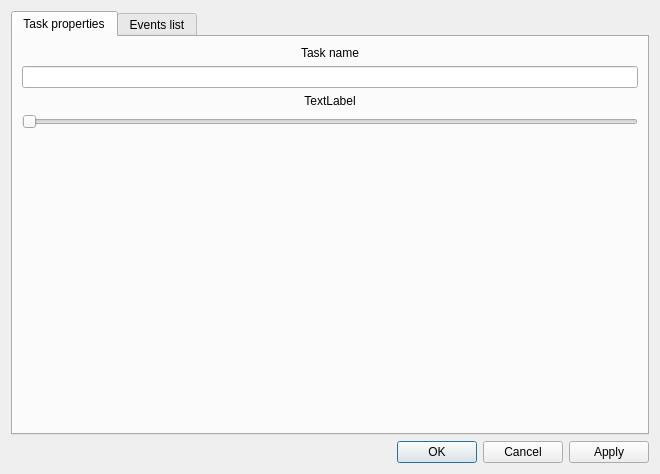
This is src/taskpropertiesdialog.ui in pyridiss/kourglass as Qt 5 draws it before an edit. The edited form follows.
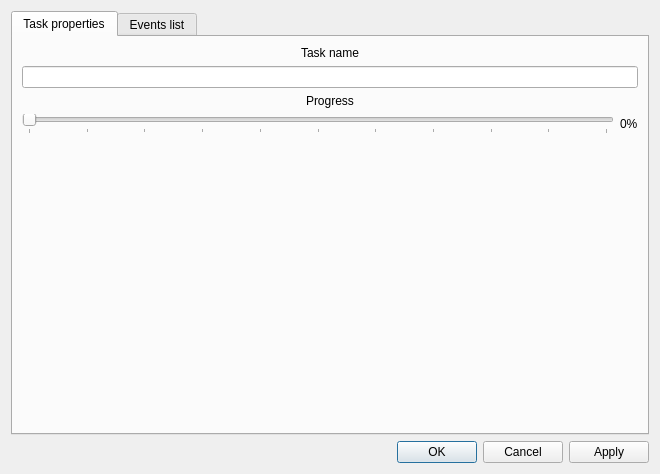
This is the edited form. The open tabs and pages were chosen to show the change.

Commit message: Value of the progress bar in TaskPropertiesDialog shown in a label.

What changed in the file:
```diff
--- a/src/taskpropertiesdialog.ui
+++ b/src/taskpropertiesdialog.ui
@@ -39,16 +39,38 @@
          <item>
           <widget class="QLabel" name="label_2">
            <property name="text">
-            <string>&lt;html&gt;&lt;head/&gt;&lt;body&gt;&lt;p align=&quot;center&quot;&gt;TextLabel&lt;/p&gt;&lt;/body&gt;&lt;/html&gt;</string>
+            <string>&lt;html&gt;&lt;head/&gt;&lt;body&gt;&lt;p align=&quot;center&quot;&gt;Progress&lt;/p&gt;&lt;/body&gt;&lt;/html&gt;</string>
            </property>
           </widget>
          </item>
          <item>
-          <widget class="QSlider" name="horizontalSlider">
+          <layout class="QHBoxLayout" name="horizontalLayout_2">
+           <item>
+            <widget class="QSlider" name="progressSlider">
+             <property name="maximum">
+              <number>100</number>
+             </property>
            <property name="orientation">
             <enum>Qt::Horizontal</enum>
            </property>
-          </widget>
+             <property name="tickPosition">
+              <enum>QSlider::TicksBelow</enum>
+             </property>
+             <property name="tickInterval">
+              <number>10</number>
+             </property>
+            </widget>
+           </item>
+           <item>
+            <widget class="QLabel" name="progressValue">
+             <property name="text">
+              <string>0%</string>
+             </property>
+            </widget>
+           </item>
+          </layout>
+         </item>
+        </layout>
          </item>
          <item>
           <spacer name="verticalSpacer">
@@ -62,8 +84,6 @@
             </size>
            </property>
           </spacer>
-         </item>
-        </layout>
        </item>
       </layout>
      </widget>
```
Left out of the diff: 2 changed lines with no effect on the pictures. Lines whose indentation alone changed are shown as unchanged. The commit also changes 2 other files.
